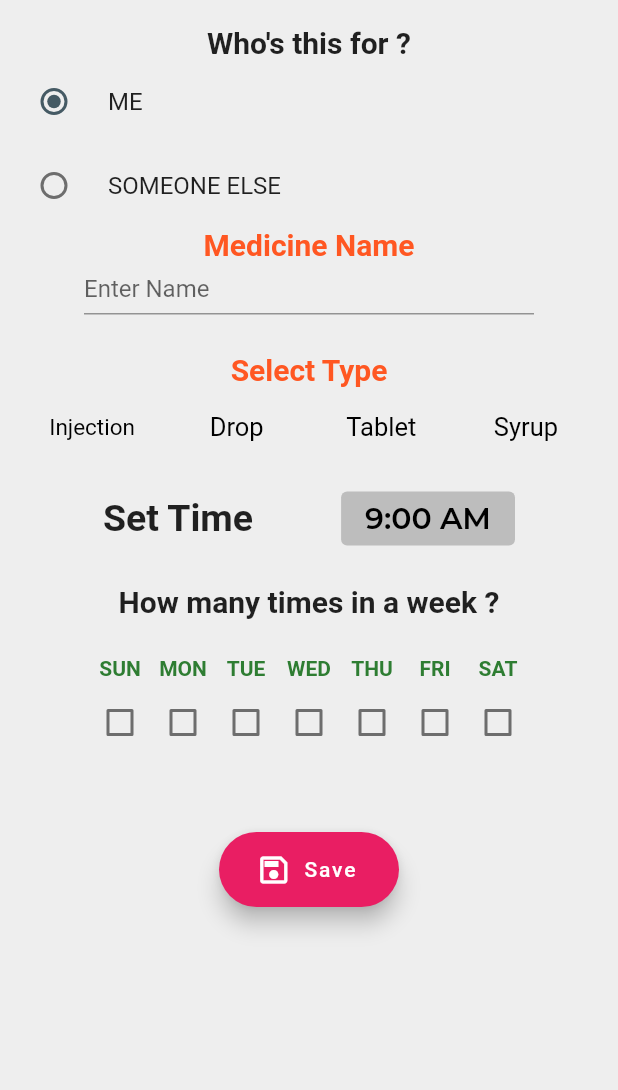
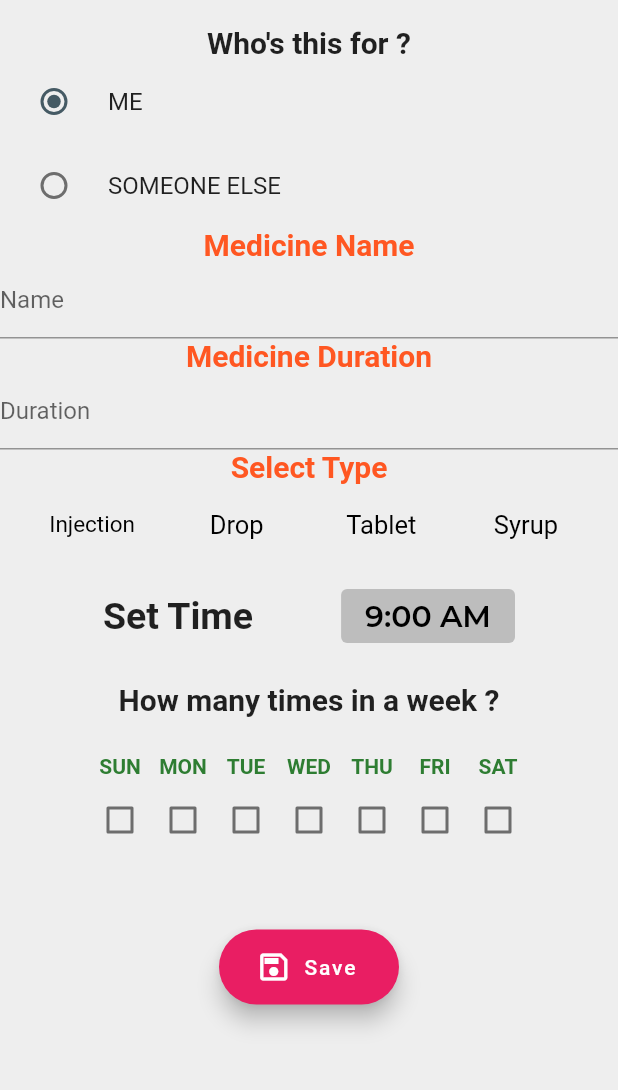
Before and after one commit to KingFire25/Medicine_reminder, a Flutter app: the screen it shows after launch, after a tap on "Add Schedule", on a phone screen of 412 x 824 dp, the part 59-1149 px from its top. Run offline on Flutter 3.47's test engine with Material 2 defaults, Android fonts, the light colour scheme and no system bars; our stand-ins replace sqflite, table_calendar; accounts and stored records are empty.

Commit message:
Update main.dart

```diff
--- a/lib/main.dart
+++ b/lib/main.dart
@@ -1,5 +1,6 @@
 import 'package:flutter/cupertino.dart';
 import 'package:flutter/material.dart';
+import 'package:flutter/services.dart';
 import 'package:table_calendar/table_calendar.dart';
 import 'dart:async';
 import 'package:reminder/database.dart';
@@ -78,8 +79,7 @@ class _HomePageState extends State<HomePage> {
       body: SingleChildScrollView(
         child: Column(
           children: <Widget>[
-            TableCalendar
-              (
+            TableCalendar(
               focusedDay: selectedDay,
               firstDay: DateTime(2010),
               lastDay: DateTime(2030),
@@ -166,7 +166,7 @@ class _HomePageState extends State<HomePage> {
                 padding: EdgeInsets.all(5),
                 child: Column(
                   children: [
-                    SizedBox(
+                    Expanded(
                       child: ListView.separated(
                         padding: const EdgeInsets.all(8),
                         itemCount: items.length,
@@ -243,9 +243,9 @@ class EnterDetails extends StatefulWidget {
 }
 
 class _EnterDetailsState extends State<EnterDetails> {
-  TextEditingController person = new TextEditingController(),name = new TextEditingController();
+  TextEditingController person = new TextEditingController(),name = new TextEditingController(),dur=new TextEditingController();
   String selectedPerson ='YOU',radioItem = 'Item 1';
-  int meditem = 0;
+  int meditem = 0,ind=0;
   bool check = false;
   String time = '9:00 AM';
   bool isvisibile = false;
@@ -266,6 +266,8 @@ class _EnterDetailsState extends State<EnterDetails> {
       width: 90,
       child: FlatButton(
         onPressed: () {
+          FocusScope.of(context).unfocus();
+          ind =index;
           setState(() {
             meditem = index;
           });
@@ -278,6 +280,84 @@ class _EnterDetailsState extends State<EnterDetails> {
             fontSize: (index==1)?15:17,
           ),
         ),
+      ),
+    );
+  }
+  int cnt=0;
+  Widget viewType(int abc)
+  {
+    switch (abc){
+      case 1:
+
+        break;
+      case 2:
+        break;
+      case 3:
+        return Container(
+          width: 300,
+          height: 100,
+          child: Column(
+            mainAxisAlignment: MainAxisAlignment.start,
+            children: <Widget>[
+              const Text('Amount of pills',style: TextStyle(
+                  fontSize: 20,
+                  fontFamily: 'Monteserat'
+              )),
+              Row(
+                crossAxisAlignment: CrossAxisAlignment.center,
+                children: <Widget>[
+                  Container(
+                    margin: EdgeInsets.all(3),
+                    height: 40,
+                    width: 70,
+                    child: FloatingActionButton.extended(
+                      heroTag: 'sub',
+                      onPressed: () {
+                        setState(() {
+                          if(cnt>0) cnt--;
+                          else
+                            cnt=0;
+                        });
+                      },
+                      label: const Text('-',style: TextStyle(fontSize: 60,fontWeight: FontWeight.w300),),
+                      backgroundColor: Colors.deepOrange,
+                    ),
+                  ),
+                  Container(
+                    padding: EdgeInsets.all(4),
+                    height: 40,
+                    width: 100,
+                    child: Text(
+                      ' '+cnt.toString()+' Pills',style: TextStyle(fontSize: 30),
+                    ),
+                  ),
+                  Container(
+                      height: 40,
+                      width: 70,
+                      child:FloatingActionButton.extended(
+                        onPressed: () {
+                          setState(() {
+                            cnt++;
+                          });
+                        },
+                        label: const Text('+',style: TextStyle(fontSize: 30,fontWeight: FontWeight.w400),),
+                        backgroundColor: Colors.deepOrange,
+                      )
+                  ),
+                ],
+              ),
+            ],
+          ),
+        );
+        break;
+      case 4:
+
+    }
+    return Container(
+      width: 100,
+      height: 300,
+      child:Column(
+
       ),
     );
   }
@@ -339,8 +419,8 @@ class _EnterDetailsState extends State<EnterDetails> {
                 color: Colors.grey[700]
             ),),
           ),
-      body: SingleChildScrollView(
-        child: Column(
+      body:SingleChildScrollView(
+            child: Column(
           children: <Widget>[
             Container(
               child: Column(
@@ -374,7 +454,7 @@ class _EnterDetailsState extends State<EnterDetails> {
                     onChanged: (val) {
                       setState(() {
                         radioItem = val.toString();
-                        isvisibile = !isvisibile;
+                        isvisibile = true;
                         selectedPerson = '';
                       });
                     },
@@ -390,17 +470,22 @@ class _EnterDetailsState extends State<EnterDetails> {
                 child: TextField(
                   controller: person,
                   decoration: const InputDecoration(
-                    isDense: true,
+                    focusedBorder: OutlineInputBorder(
+                      borderRadius: BorderRadius.all(Radius.circular(10)),
+                      borderSide: BorderSide(
+                          color: Colors.blueGrey,
+                          width: 3),
+                    ),
                     hintText: "Enter Name",
+                    labelText: 'Name',
                   ),
                 ),
               ),
             ),
             Container(
               child: Column(
-                mainAxisAlignment: MainAxisAlignment.spaceEvenly,
-                children: [
-                  const Text(
+                children:const [
+                  Text(
                     'Medicine Name',
                     style: TextStyle(
                       color: Colors.deepOrange,
@@ -413,16 +498,57 @@ class _EnterDetailsState extends State<EnterDetails> {
             ),
             Visibility(
               visible: true,
-              child: Container(
-                height: 60,
-                width: 300,
-                child: TextField(
+              child: Column(
+                mainAxisAlignment: MainAxisAlignment.spaceEvenly,
+                children: <Widget>[
+                  TextFormField(
                   controller: name,
                   decoration: const InputDecoration(
+                    focusedBorder: OutlineInputBorder(
+                      borderRadius: BorderRadius.all(Radius.circular(10)),
+                      borderSide: BorderSide(
+                          color: Colors.blueGrey,
+                          width: 3),
+                    ),
                     isDense: true,
+                    labelText: 'Name',
                     hintText: "Enter Name",
                   ),
                 ),
+                  Container(
+                    child: Column(
+                      mainAxisAlignment: MainAxisAlignment.spaceEvenly,
+                      children:const [
+                        Text(
+                          'Medicine Duration',
+                          style: TextStyle(
+                            color: Colors.deepOrange,
+                            fontSize: 20,
+                            fontWeight: FontWeight.w600,
+                          ),
+                        ),
+                      ],
+                    ),
+                  ),
+                  TextFormField(
+                    controller: dur,
+                    decoration: const InputDecoration(
+                      focusedBorder: OutlineInputBorder(
+                        borderRadius: BorderRadius.all(Radius.circular(10)),
+                        borderSide: BorderSide(
+                            color: Colors.blueGrey,
+                            width: 3),
+                      ),
+                      isDense: true,
+                      labelText: 'Duration',
+                      hintText: "Duration in days",
+                    ),
+                    keyboardType: TextInputType.number,
+                    inputFormatters: <TextInputFormatter>[
+                      FilteringTextInputFormatter.digitsOnly
+                    ],
+                  ),
+                ],
               ),
             ),
             Container(
@@ -452,6 +578,12 @@ class _EnterDetailsState extends State<EnterDetails> {
                 ],
               ),
             ),
+
+            Visibility(
+              visible: ind>0?true:false,
+              child: viewType(ind),
+            ),
+
             Container(
               margin: EdgeInsets.all(10),
               child: Row(
@@ -474,7 +606,7 @@ class _EnterDetailsState extends State<EnterDetails> {
                     },
                     child: Text(
                       time,
-                      style: TextStyle(
+                      style: const TextStyle(
                         fontFamily: 'Monteserat',
                         fontSize: 20,
                         color: Colors.black,
```
